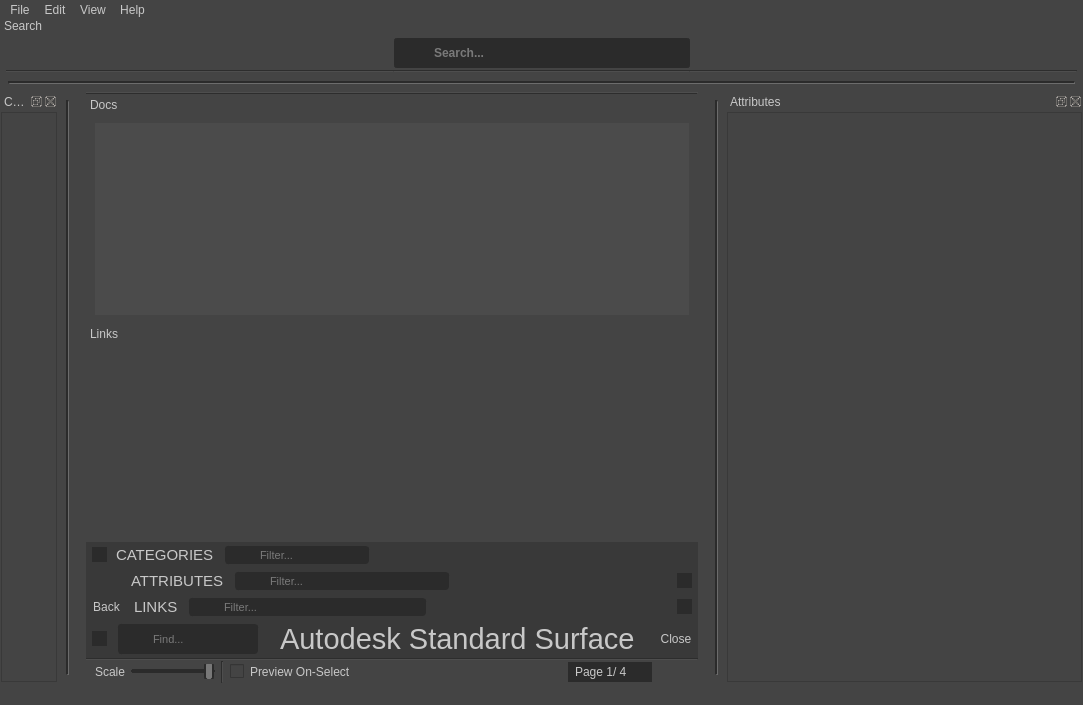
Old version of the form library/ui/dialog.ui in the repository swillisart/Relic.
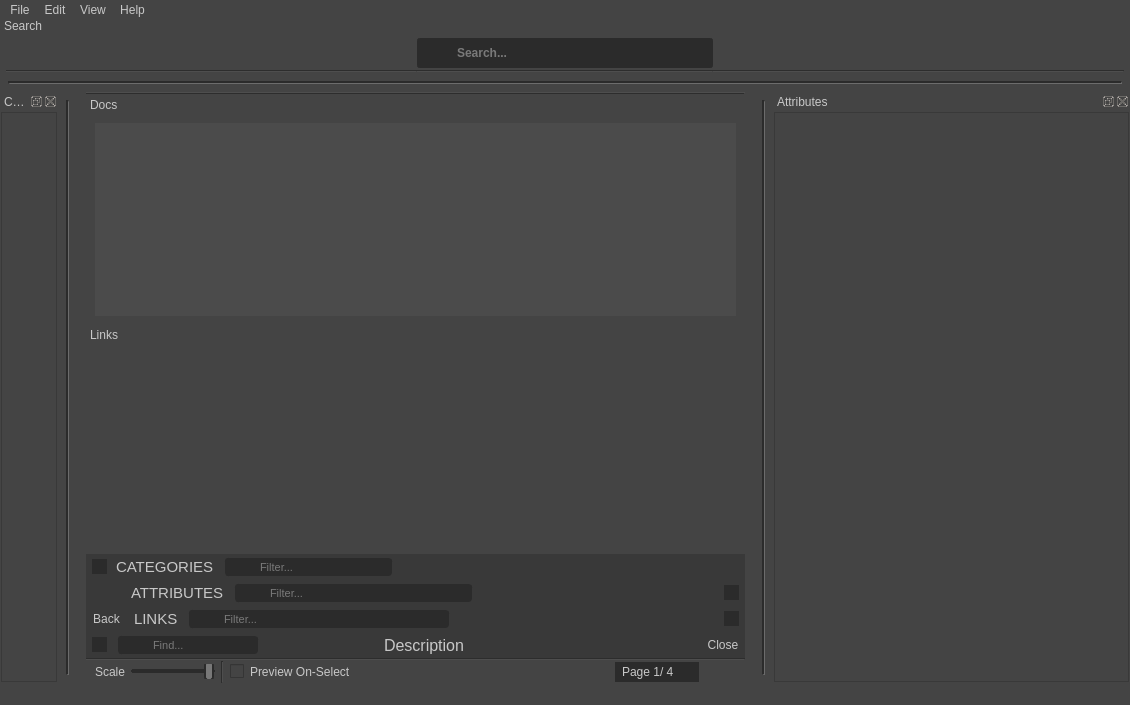
New version of the form. Icons and pictures are not drawn.

```diff
--- a/library/ui/dialog.ui
+++ b/library/ui/dialog.ui
@@ -6,7 +6,7 @@
    <rect>
     <x>0</x>
     <y>0</y>
-    <width>1083</width>
+    <width>1130</width>
     <height>705</height>
    </rect>
   </property>
@@ -46,7 +46,6 @@
     background-color: rgb(43, 43, 43);
     color: rgb(92, 92, 92);
 }
-
 QMainWindow::separator {
   width: 0px;
   height: 0px;
@@ -266,12 +265,35 @@
 QScrollBar::sub-page:vertical  {
     background: none;
 }
-
+QTableCornerButton::section {
+    background-color: rgb(92, 92, 92);
+	border: 1px rgb(43,43,43);
+	border-radius: 0px;
+}
+QHeaderView {
+	background-color: rgb(68, 68, 68);
+	border: 0px transparent rgb(68,68,68);
+    padding: 0px;
+	margin: 1px;
+	border-radius: 0px;
+}
+QHeaderView::section {
+	background-color: rgb(92, 92, 92);
+	color: rgb(200,200,200);
+    border-bottom: 1px solid rgb(43,43,43);
+    border-right: 1px solid rgb(43,43,43);
+	border-radius: 0px;
+	text-align: center;
+}
+QHeaderView::section:vertical {
+	padding-left: 4px;
+}
 QListView,
 QTreeView,
 QTableView,
 QColumnView {
     border: none;
+	alternate-background-color: rgb(75,75,75);
 }
 QListView::item,
 QTreeView::item,
@@ -283,7 +305,6 @@
     margin-top: 2px;
     margin-bottom: 2px;
 }
-
 QTreeView::branch {
     border-top: 0px solid rgb(43, 43, 43);
     border-bottom: 0px solid rgb(43, 43, 43);
@@ -2182,7 +2203,7 @@
            <widget class="QLabel" name="label_6">
             <property name="font">
              <font>
-              <pointsize>22</pointsize>
+              <pointsize>12</pointsize>
              </font>
             </property>
             <property name="styleSheet">
@@ -2195,7 +2216,7 @@
              <enum>QFrame::Sunken</enum>
             </property>
             <property name="text">
-             <string>Autodesk Standard Surface</string>
+             <string>Description</string>
             </property>
            </widget>
           </item>
@@ -2213,7 +2234,20 @@
            </spacer>
           </item>
           <item>
-           <widget class="QToolButton" name="backButton_2">
+           <spacer name="horizontalSpacer_6">
+            <property name="orientation">
+             <enum>Qt::Horizontal</enum>
+            </property>
+            <property name="sizeHint" stdset="0">
+             <size>
+              <width>40</width>
+              <height>20</height>
+             </size>
+            </property>
+           </spacer>
+          </item>
+          <item>
+           <widget class="QToolButton" name="descriptionCloseButton">
             <property name="styleSheet">
              <string notr="true">QToolButton {
     padding: 0px;
@@ -2466,7 +2500,7 @@
     <rect>
      <x>0</x>
      <y>0</y>
-     <width>1083</width>
+     <width>1130</width>
      <height>22</height>
     </rect>
    </property>
```
Left out of the diff: 8 changed lines with no effect on the pictures.
